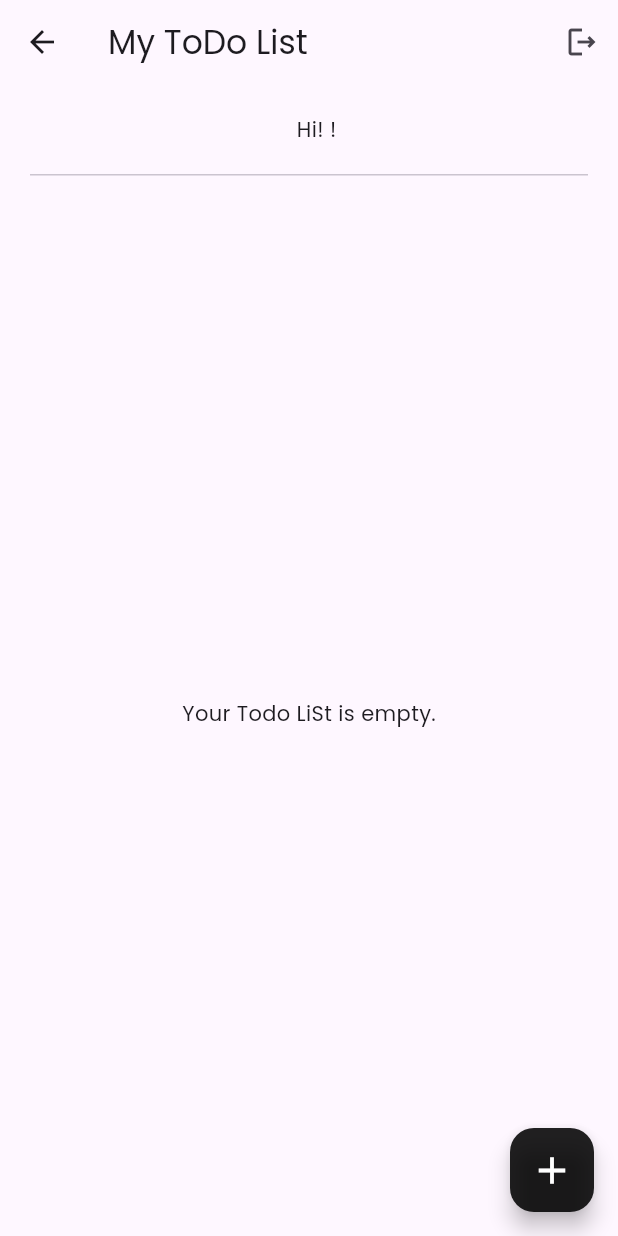
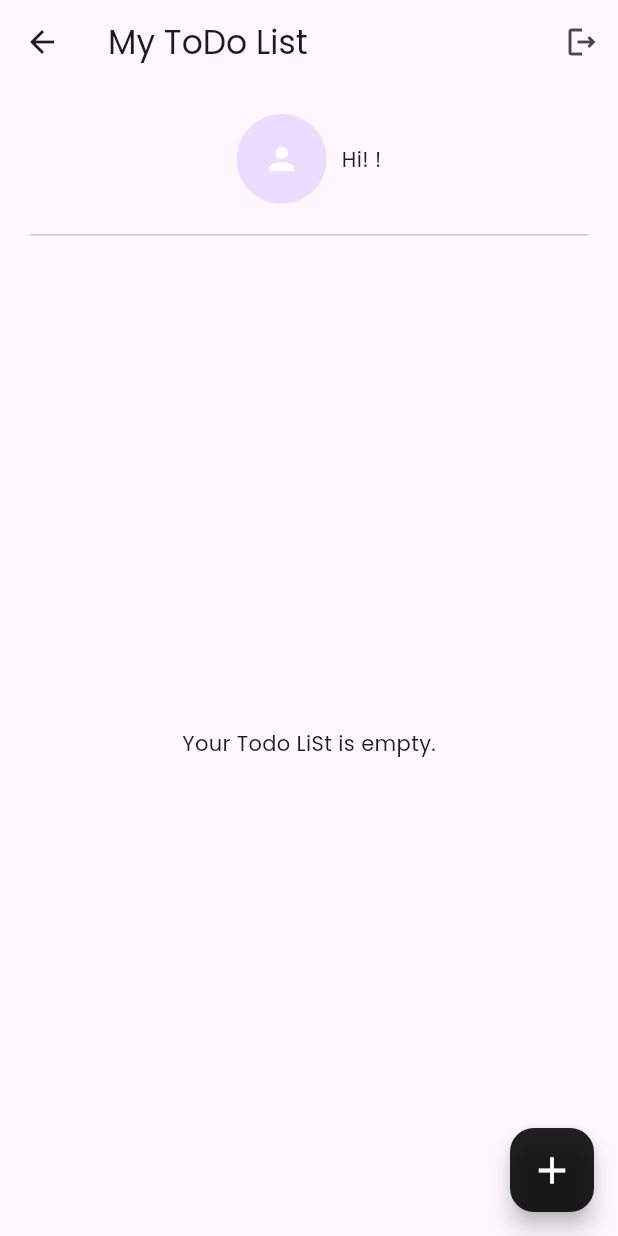
Before and after one commit to Jayrek/todoapp, a Flutter app: the TodoListScreen screen opened by its route, on a phone screen of 412 x 824 dp. Run offline on Flutter 3.47's test engine with Material 3 defaults, Android fonts, the phone set to English and light mode, and no system bars; our stand-ins replace cloud_firestore, firebase_auth, firebase_core, google_sign_in; missing offline and left inert: flutter_facebook_auth; accounts and stored records are empty; project files that could hold a hidden picture were left out.

Commit message:
display default icon for no photoUrl

```diff
--- a/lib/features/todo_list/screen/todo_list_screen.dart
+++ b/lib/features/todo_list/screen/todo_list_screen.dart
@@ -89,12 +89,18 @@ class _TodoListScreenState extends State<TodoListScreen> {
                 ? Row(
                     mainAxisAlignment: MainAxisAlignment.center,
                     children: [
-                      _userData!['photoUrl'].toString().isNotEmpty
-                          ? CircleAvatar(
-                              radius: 30,
-                              backgroundImage:
-                                  NetworkImage(_userData?['photoUrl']))
-                          : const SizedBox(),
+                      CircleAvatar(
+                        radius: 30,
+                        backgroundImage: _userData!['photoUrl'] != null &&
+                                _userData!['photoUrl'].toString().isNotEmpty
+                            ? NetworkImage(_userData!['photoUrl'])
+                            : null, // No image if empty
+                        child: (_userData!['photoUrl'] == null ||
+                                _userData!['photoUrl'].toString().isEmpty)
+                            ? const Icon(Icons.person,
+                                color: Colors.white) // Show icon when no image
+                            : null,
+                      ),
                       const SizedBox(width: 10),
                       Text('Hi! ${_userData?['name']}!'),
                     ],
```
